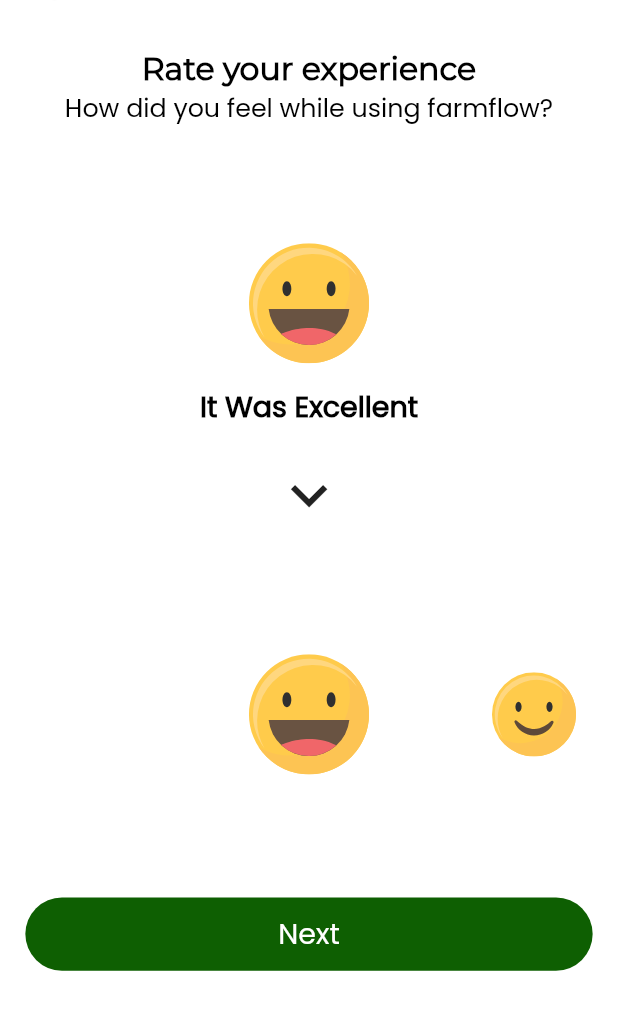
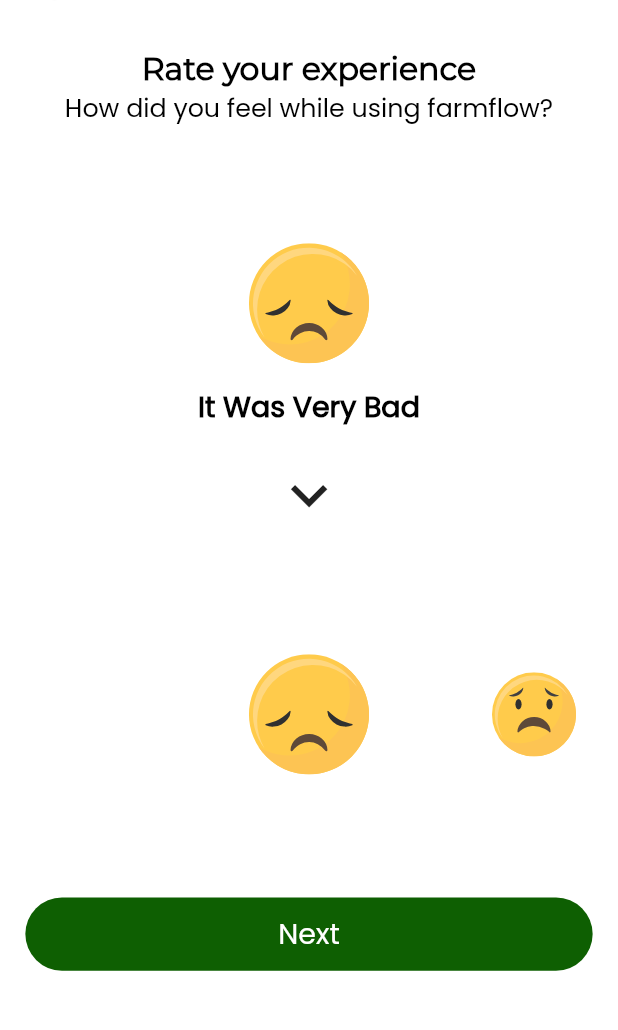
Before and after one commit to kishan06/FarmFeeders, a Flutter app: the FeedBack screen opened by its route, on a phone screen of 412 x 824 dp, the part 71-1101 px from its top. Run offline on Flutter 3.47's test engine with Material 2 defaults, Android fonts, the phone set to English and light mode, and no system bars; drawn by our look-alikes of scroll_snap_list; our stand-ins replace another_flushbar, buttons_tabbar, carousel_slider, dio, dotted_line, dropdown_button2 and 13 more; missing offline and left inert: appinio_video_player, flutter_share; accounts and stored records are empty.

Commit message:
feedback changes completed

```diff
--- a/lib/view/feedback.dart
+++ b/lib/view/feedback.dart
@@ -23,11 +23,11 @@ class _FeedBackState extends State<FeedBack> {
   TextEditingController phoneController = TextEditingController();
   int focusedValue = 0;
   List feedbackData = [
+    {"image":"assets/images/bad.svg","text":"It Was Very Bad"},
+    {"image":"assets/images/poor.svg","text":"It Was Poor"},
+    {"image":"assets/images/medium.svg","text":"It Was Medium"},
+    {"image":"assets/images/good.svg","text":"It Was Good"},
     {"image":"assets/images/excellent.svg","text":"It Was Excellent"},
-    {"image":"assets/images/good.svg","text":"It Was Good"},
-    {"image":"assets/images/medium.svg","text":"It Was Medium"},
-    {"image":"assets/images/poor.svg","text":"It Was Poor"},
-    {"image":"assets/images/bad.svg","text":"It Was Very Bad"},
     // {"image":"","text":""},
 
 
```
